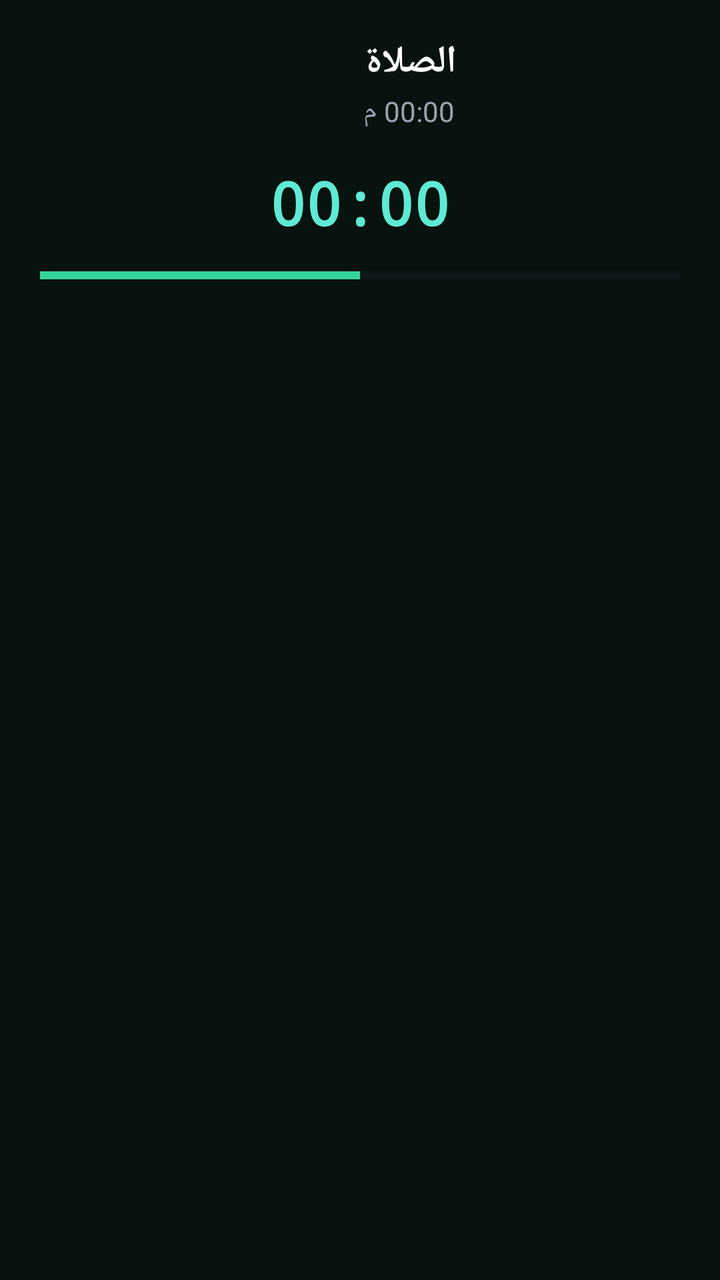
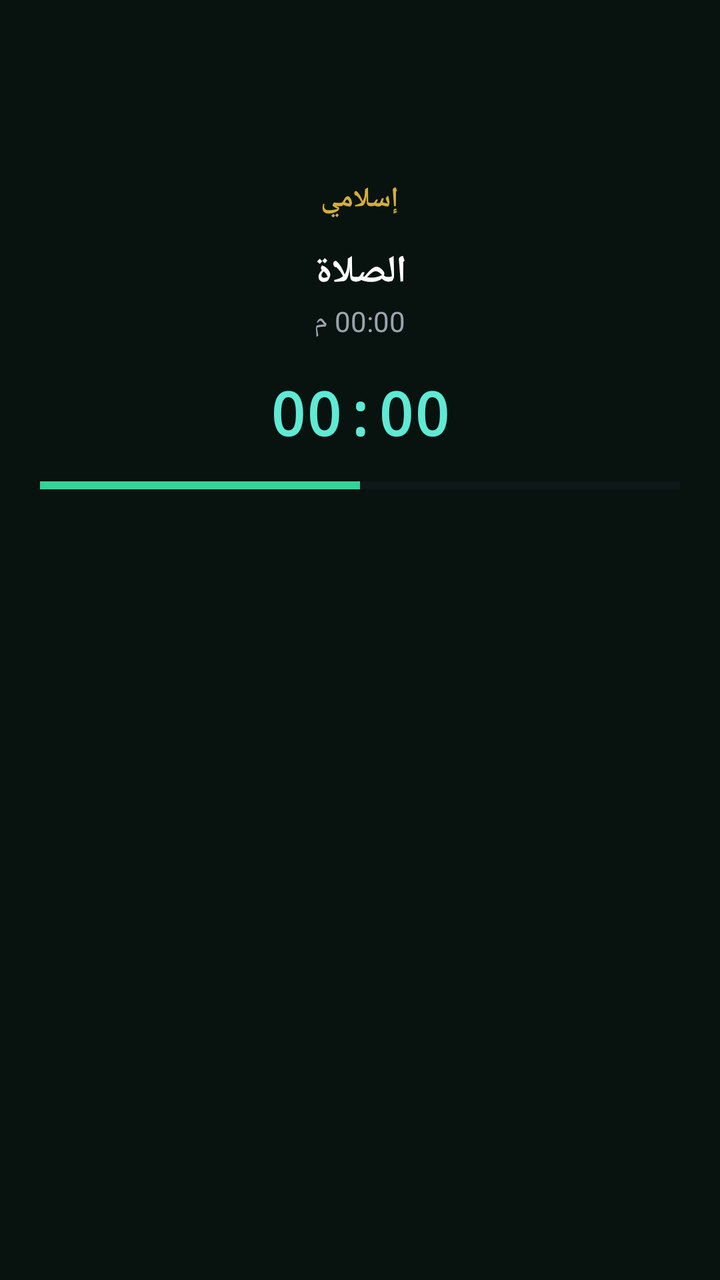

Screens rendered from an Android XML layout before and after an edit, with the pre-edit source and the edit as a unified diff.
<!-- AndroidManifest.xml: application theme AppTheme -->
<!-- res/layout/notif_persistent.xml -->
<?xml version="1.0" encoding="utf-8"?>
<FrameLayout xmlns:android="http://schemas.android.com/apk/res/android"
    android:layout_width="match_parent"
    android:layout_height="wrap_content"
    android:background="#08130F">

    
    <ImageView
        android:id="@+id/notif_watermark"
        android:layout_width="180dp"
        android:layout_height="180dp"
        android:layout_gravity="center"
        android:alpha="0.10"
        android:scaleType="fitCenter"
        android:contentDescription="Watermark" />

    <LinearLayout
        android:layout_width="match_parent"
        android:layout_height="wrap_content"
        android:orientation="vertical"
        android:paddingStart="20dp"
        android:paddingEnd="20dp"
        android:paddingTop="18dp"
        android:paddingBottom="18dp"
        android:gravity="center_horizontal">

        
        <LinearLayout
            android:layout_width="wrap_content"
            android:layout_height="wrap_content"
            android:orientation="horizontal"
            android:gravity="center_vertical"
            android:layout_marginBottom="10dp">

            <ImageView
                android:id="@+id/notif_logo"
                android:layout_width="38dp"
                android:layout_height="38dp"
                android:layout_marginEnd="12dp"
                android:contentDescription="App Icon" />

            <LinearLayout
                android:layout_width="wrap_content"
                android:layout_height="wrap_content"
                android:orientation="vertical">

                <TextView
                    android:id="@+id/notif_prayer_name"
                    android:layout_width="wrap_content"
                    android:layout_height="wrap_content"
                    android:text="الصلاة"
                    android:textColor="#FFFFFF"
                    android:textSize="19sp"
                    android:textStyle="bold" />

                <TextView
                    android:id="@+id/notif_prayer_time"
                    android:layout_width="wrap_content"
                    android:layout_height="wrap_content"
                    android:text="00:00 م"
                    android:textColor="#9CA3AF"
                    android:textSize="14sp"
                    android:layout_marginTop="2dp" />
            </LinearLayout>
        </LinearLayout>

        
        <Chronometer
            android:id="@+id/notif_chronometer"
            android:layout_width="wrap_content"
            android:layout_height="wrap_content"
            android:textColor="#5EEAD4"
            android:textSize="30sp"
            android:fontFamily="monospace"
            android:textStyle="bold"
            android:layout_marginTop="6dp" />

        
        <ProgressBar
            android:id="@+id/notif_progress_bar"
            style="?android:attr/progressBarStyleHorizontal"
            android:layout_width="match_parent"
            android:layout_height="5dp"
            android:layout_marginTop="14dp"
            android:progressTint="#34D399"
            android:progressBackgroundTint="#1F2937"
            android:max="100"
            android:progress="50" />
    </LinearLayout>
</FrameLayout>
<!-- resources referenced by this layout -->
<resources>
  <style name="AppTheme" parent="Theme.AppCompat.Light.DarkActionBar">
          
          <item name="colorPrimary">@color/colorPrimary</item>
          <item name="colorPrimaryDark">@color/colorPrimaryDark</item>
          <item name="colorAccent">@color/colorAccent</item>
      </style>
  <color name="colorPrimary">#02634D</color>
  <color name="colorPrimaryDark">#014A39</color>
  <color name="colorAccent">#D4A84B</color>
</resources>

<!-- the commit's change to res/layout/notif_persistent.xml (unified diff, before → after) -->
@@ -7,10 +7,10 @@
     
     <ImageView
         android:id="@+id/notif_watermark"
-        android:layout_width="180dp"
-        android:layout_height="180dp"
+        android:layout_width="220dp"
+        android:layout_height="220dp"
         android:layout_gravity="center"
-        android:alpha="0.10"
+        android:alpha="0.08"
         android:scaleType="fitCenter"
         android:contentDescription="Watermark" />
 
@@ -20,48 +20,54 @@
         android:orientation="vertical"
         android:paddingStart="20dp"
         android:paddingEnd="20dp"
-        android:paddingTop="18dp"
-        android:paddingBottom="18dp"
+        android:paddingTop="20dp"
+        android:paddingBottom="20dp"
         android:gravity="center_horizontal">
+
+        
+        <ImageView
+            android:id="@+id/notif_logo"
+            android:layout_width="64dp"
+            android:layout_height="64dp"
+            android:scaleType="fitCenter"
+            android:contentDescription="App Icon"
+            android:layout_marginBottom="6dp" />
+
+        
+        <TextView
+            android:layout_width="wrap_content"
+            android:layout_height="wrap_content"
+            android:text="إسلامي"
+            android:textColor="#D4AF37"
+            android:textSize="14sp"
+            android:textStyle="bold"
+            android:layout_marginBottom="14dp" />
 
         
         <LinearLayout
             android:layout_width="wrap_content"
             android:layout_height="wrap_content"
-            android:orientation="horizontal"
-            android:gravity="center_vertical"
+            android:orientation="vertical"
+            android:gravity="center_horizontal"
             android:layout_marginBottom="10dp">
 
-            <ImageView
-                android:id="@+id/notif_logo"
-                android:layout_width="38dp"
-                android:layout_height="38dp"
-                android:layout_marginEnd="12dp"
-                android:contentDescription="App Icon" />
-
-            <LinearLayout
+            <TextView
+                android:id="@+id/notif_prayer_name"
                 android:layout_width="wrap_content"
                 android:layout_height="wrap_content"
-                android:orientation="vertical">
+                android:text="الصلاة"
+                android:textColor="#FFFFFF"
+                android:textSize="19sp"
+                android:textStyle="bold" />
 
-                <TextView
-                    android:id="@+id/notif_prayer_name"
-                    android:layout_width="wrap_content"
-                    android:layout_height="wrap_content"
-                    android:text="الصلاة"
-                    android:textColor="#FFFFFF"
-                    android:textSize="19sp"
-                    android:textStyle="bold" />
-
-                <TextView
-                    android:id="@+id/notif_prayer_time"
-                    android:layout_width="wrap_content"
-                    android:layout_height="wrap_content"
-                    android:text="00:00 م"
-                    android:textColor="#9CA3AF"
-                    android:textSize="14sp"
-                    android:layout_marginTop="2dp" />
-            </LinearLayout>
+            <TextView
+                android:id="@+id/notif_prayer_time"
+                android:layout_width="wrap_content"
+                android:layout_height="wrap_content"
+                android:text="00:00 م"
+                android:textColor="#9CA3AF"
+                android:textSize="14sp"
+                android:layout_marginTop="2dp" />
         </LinearLayout>
 
         
